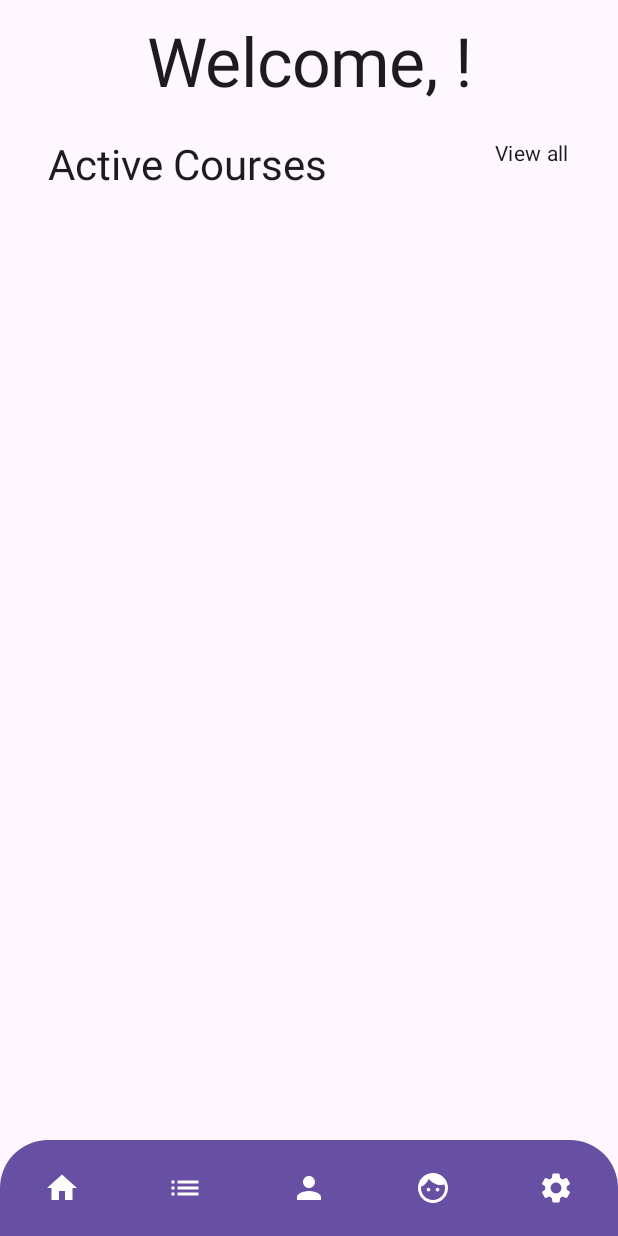
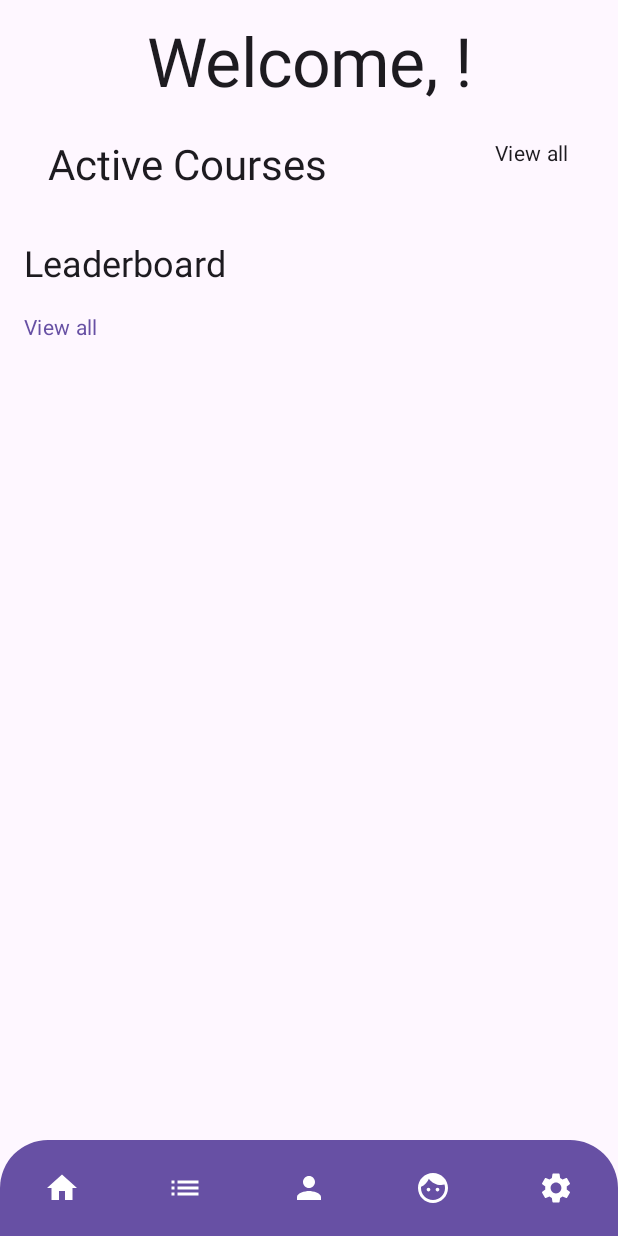
Before and after one commit to Asialt02/Gameoop, an Android app built with Jetpack Compose: the UserUIScreen screen opened through its navigation route, on a phone screen of 412 x 824 dp. Run offline under Robolectric (Android 15) with nearby library versions, the phone set to English and light mode, and no system bars; our stand-ins replace Firebase (no records; nobody signed in at launch, a user with empty details on screens opened directly).

Commit message:
LeaderBoard and some fixes
1. Leaderboard is done.
2. The navigation bar in Dashboard was misplaced. it has been fixed now

```diff
--- a/app/src/main/java/com/example/programmeringskurstilmorilddataba/ui/ui/DashboardScreen.kt
+++ b/app/src/main/java/com/example/programmeringskurstilmorilddataba/ui/ui/DashboardScreen.kt
@@ -1,11 +1,15 @@
 package com.example.programmeringskurstilmorilddataba.ui.ui
 
 import android.util.Log
+import androidx.compose.foundation.layout.Arrangement
 import androidx.compose.foundation.layout.Column
+import androidx.compose.foundation.layout.Row
 import androidx.compose.foundation.layout.Spacer
 import androidx.compose.foundation.layout.fillMaxSize
+import androidx.compose.foundation.layout.fillMaxWidth
 import androidx.compose.foundation.layout.height
 import androidx.compose.foundation.layout.padding
+import androidx.compose.foundation.layout.width
 import androidx.compose.material3.MaterialTheme
 import androidx.compose.material3.Scaffold
 import androidx.compose.material3.Text
@@ -32,8 +36,11 @@ fun UserUIScreen(navController: NavController) {
     val currentUser = auth.currentUser
     var courses by remember { mutableStateOf<List<Map<String, Any>>>(emptyList()) }
     var userName by remember { mutableStateOf("") }
+    var friends by remember { mutableStateOf<List<Pair<String, Int>>>(emptyList()) }
     val userId = currentUser?.uid
+
     if (userId != null) {
+        LaunchedEffect(userId) {
             db.collection("users").document(userId).get()
                 .addOnSuccessListener { document ->
                     userName = document.getString("name") ?: ""
@@ -41,6 +48,7 @@ fun UserUIScreen(navController: NavController) {
                 }
                 .addOnFailureListener { e ->
                     Log.e("Firestore", "Failed to fetch user name", e)
+                }
         }
     }
 
@@ -51,10 +59,8 @@ fun UserUIScreen(navController: NavController) {
                 .collection("activeCourses")
                 .get()
                 .addOnSuccessListener { querySnapshot ->
-                    // Convert DocumentSnapshots to List<Map<String, Any>>
                     courses = querySnapshot.documents.map { document ->
                         document.data?.toMutableMap() ?: mutableMapOf<String, Any>().apply {
-                            // Ensure required fields exist with default values
                             put("courseName", document.getString("courseName") ?: "Untitled")
                             put("modulesComplete", document.getLong("modulesComplete")?.toInt() ?: 0)
                             put("numberOfModules", document.getLong("numberOfModules")?.toInt() ?: 1)
@@ -63,14 +69,34 @@ fun UserUIScreen(navController: NavController) {
                 }
         }
     }
-    Scaffold { innerPadding ->
 
+    LaunchedEffect(userId) {
+        userId?.let { uid ->
+            db.collection("users")
+                .document(uid)
+                .collection("friends")
+                .get()
+                .addOnSuccessListener { querySnapshot ->
+                    friends = querySnapshot.documents.mapNotNull { doc ->
+                        val name = doc.getString("name") ?: return@mapNotNull null
+                        val points = doc.getLong("points")?.toInt() ?: 0
+                        name to points
+                    }.sortedByDescending { it.second }
+                }
+                .addOnFailureListener { e ->
+                    Log.e("Firestore", "Failed to fetch friends", e)
+                }
+        }
+    }
+
+    Scaffold (
+        bottomBar = { BottomNavBar(navController) }
+    ){ innerPadding ->
         Column(
             modifier = Modifier
                 .fillMaxSize()
                 .padding(innerPadding),
             horizontalAlignment = Alignment.CenterHorizontally
-
         ) {
             Column(
                 modifier = Modifier
@@ -86,9 +112,67 @@ fun UserUIScreen(navController: NavController) {
                 )
                 Spacer(modifier = Modifier.height(16.dp))
                 ActiveCourseList(navController = navController, courses = courses)
-                Spacer(modifier = Modifier.height(8.dp))
-            }
-            BottomNavBar(navController)
+                Spacer(modifier = Modifier.height(16.dp))
+
+                LeaderboardSection(friends = friends)
             }
         }
     }
+}
+
+@Composable
+fun LeaderboardItem(position: Int, name: String, points: Int, modifier: Modifier = Modifier) {
+    Row(
+        modifier = modifier.fillMaxWidth(),
+        verticalAlignment = Alignment.CenterVertically,
+        horizontalArrangement = Arrangement.SpaceBetween
+    ) {
+        Row(verticalAlignment = Alignment.CenterVertically) {
+            Text(
+                text = "$position.",
+                style = MaterialTheme.typography.bodyMedium,
+                modifier = Modifier.width(24.dp)
+            )
+            Spacer(modifier = Modifier.width(8.dp))
+            Text(
+                text = name,
+                style = MaterialTheme.typography.bodyMedium
+            )
+        }
+        Text(
+            text = "$points points",
+            style = MaterialTheme.typography.bodyMedium,
+            color = MaterialTheme.colorScheme.primary
+        )
+    }
+}
+
+@Composable
+fun LeaderboardSection(friends: List<Pair<String, Int>>) {
+    Column(
+        modifier = Modifier.fillMaxWidth(),
+        horizontalAlignment = Alignment.Start
+    ) {
+        Text(
+            text = "Leaderboard",
+            style = MaterialTheme.typography.headlineSmall,
+            modifier = Modifier.padding(bottom = 8.dp)
+        )
+
+        friends.forEachIndexed { index, (name, points) ->
+            LeaderboardItem(
+                position = index + 1,
+                name = name,
+                points = points,
+                modifier = Modifier.padding(vertical = 4.dp)
+            )
+        }
+
+        Text(
+            text = "View all",
+            style = MaterialTheme.typography.bodyMedium,
+            color = MaterialTheme.colorScheme.primary,
+            modifier = Modifier.padding(top = 8.dp)
+        )
+    }
+}
```
Also changed, not shown: app/src/main/java/com/example/programmeringskurstilmorilddataba/ui/ui/FriendsUI.kt (+39 -38 lines). Lines whose indentation alone changed are shown as unchanged.
